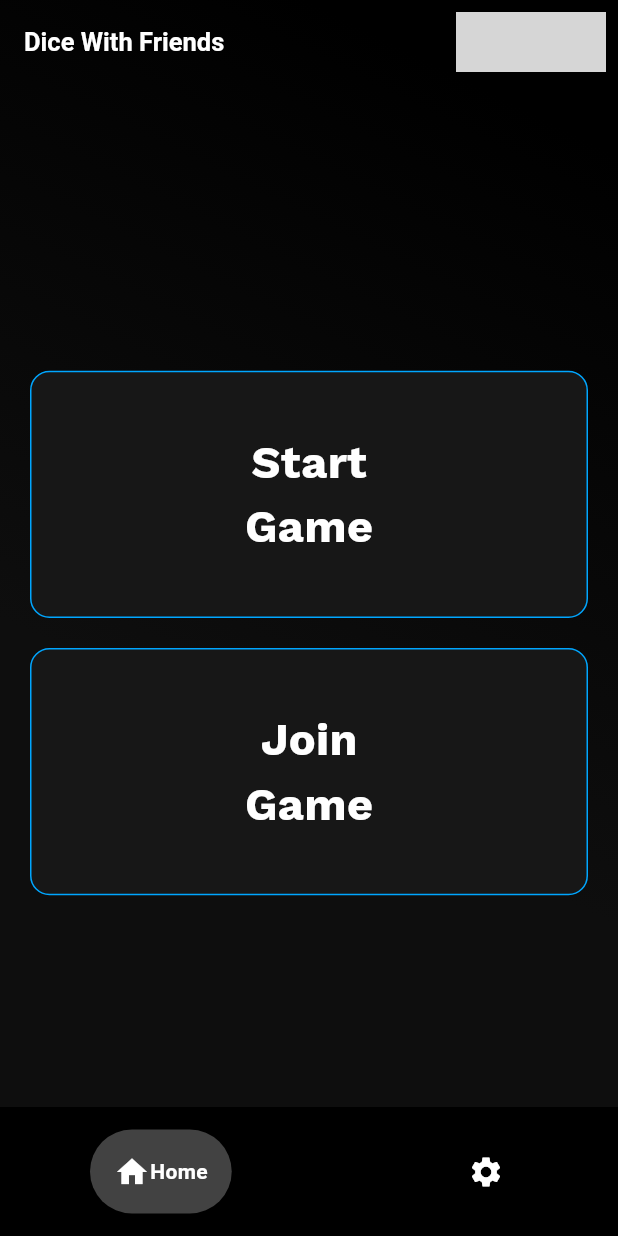
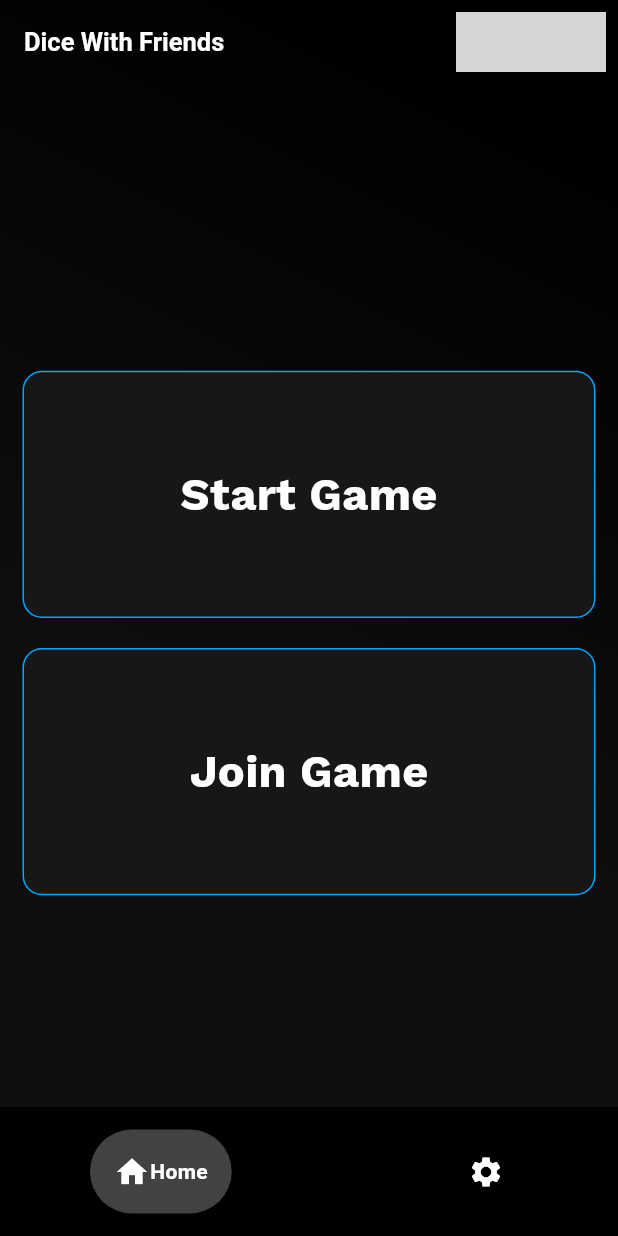
Before and after one commit to AryanRogye/Roll-Amigos, a Flutter app: the screen it shows once a user with an empty profile is signed in, on a phone screen of 412 x 824 dp. Run offline on Flutter 3.47's test engine with Material 3 defaults, Android fonts, the phone set to English and light mode, and no system bars; drawn by our look-alikes of flutter_profile_picture, google_nav_bar; our stand-ins replace cloud_firestore, firebase_auth, firebase_core, google_fonts, google_mobile_ads, shared_preferences and 1 more; missing offline and left inert: tutorial_coach_mark; accounts and stored records are empty; Roboto replaces fonts that are missing (Poppins); grey boxes are pictures that could not be loaded.

Commit message:
the Join Game and Start Game features are updated propery now going to remove usless code from the starting_page.dart file

```diff
--- /dev/null
+++ b/lib/models/my_animated_container.dart
@@ -0,0 +1,89 @@
+import 'package:dice_pt2/themes/const_themes.dart';
+import 'package:flutter/material.dart';
+
+class SizedAnimatedContainer extends StatefulWidget {
+  final double width;
+  //the second width is the width of the container when it is clicked
+  final double secondWidth;
+  final double height;
+  //the second height is the height of the container when it is clicked
+  final double secondHeight;
+  //the child of the container
+  final Widget child;
+  //the text of the container shows up on the top when clicked
+  //shows up in the middle when not clicked
+  final Text text;
+  //the duration of the animation
+  final Duration duration;
+  //the color of the container
+  final Color boxColor;
+
+  const SizedAnimatedContainer({
+    super.key,
+    required this.width,
+    required this.height,
+    this.secondWidth = 300,
+    this.secondHeight = 300,
+    required this.text,
+    required this.child,
+    required this.duration,
+    required this.boxColor,
+  });
+
+  @override
+  State<SizedAnimatedContainer> createState() => _MyContainerState();
+}
+
+class _MyContainerState extends State<SizedAnimatedContainer> {
+  late double boxWidth;
+  late double boxHeight;
+  bool selected = true;
+
+  @override
+  void initState() {
+    super.initState();
+    //setting the starting width and height of the container
+    boxWidth = widget.width;
+    boxHeight = widget.height;
+  }
+
+  void animateBox() {
+    setState(() {
+      selected = !selected;
+      //if the container is clicked, the width and height will be the second width and height
+      boxWidth = selected ? widget.width : widget.secondWidth;
+      boxHeight = selected ? widget.height : widget.secondHeight;
+    });
+  }
+
+  @override
+  Widget build(BuildContext context) {
+    return Padding(
+      padding: const EdgeInsets.symmetric(horizontal: 15.0),
+      child: GestureDetector(
+        //when the container is clicked, the animateBox function will be called
+        onTap: animateBox,
+        child: AnimatedContainer(
+          duration: widget.duration, //the duration of the animation
+          width: boxWidth, //the width of the container
+          height: boxHeight, //the height of the container
+          decoration: constThemes.myBoxDecoration,
+          child: Column(
+            mainAxisAlignment:
+                selected ? MainAxisAlignment.center : MainAxisAlignment.start,
+            children: [
+              Center(
+                child: widget.text,
+              ),
+              if (!selected)
+                Padding(
+                  padding: const EdgeInsets.all(8.0),
+                  child: widget.child,
+                ),
+            ],
+          ),
+        ),
+      ),
+    );
+  }
+}
--- a/lib/models/my_game_start.dart
+++ /dev/null
@@ -1,75 +0,0 @@
-// ignore_for_file: must_be_immutable
-
-import 'package:dice_pt2/themes/const_themes.dart';
-import 'package:flutter/material.dart';
-
-class MyGameStart extends StatefulWidget {
-  String text;
-  Color? colorBackground;
-  void Function() onTapFunction;
-
-  MyGameStart(
-      {super.key,
-      required this.text,
-      required this.colorBackground,
-      required this.onTapFunction});
-
-  @override
-  State<MyGameStart> createState() => _MyGameStartState();
-}
-
-class _MyGameStartState extends State<MyGameStart> {
-  //need to split the text into 2 meaning "Start" and "Game"
-  String firstSplitText = "";
-  String secondSplitText = "";
-
-  @override
-  void initState() {
-    super.initState();
-    List<String> splitText = widget.text.split(" ");
-    setState(() {
-      firstSplitText = splitText[0];
-      secondSplitText = splitText[1];
-    });
-  }
-
-  @override
-  Widget build(BuildContext context) {
-    return GestureDetector(
-      onTap: () {
-        widget.onTapFunction();
-      },
-      child: SingleChildScrollView(
-        child: Padding(
-          padding: const EdgeInsets.symmetric(horizontal: 20),
-          child: Container(
-            decoration: constThemes.myBoxDecoration,
-            width: MediaQuery.of(context).size.width,
-            height: MediaQuery.of(context).size.height * 0.2,
-            child: Column(
-              mainAxisAlignment: MainAxisAlignment.center,
-              children: [
-                Text(
-                  firstSplitText,
-                  style: constThemes.getWorkSansFont(
-                    Colors.white,
-                    30,
-                    FontWeight.bold,
-                  ),
-                ),
-                Text(
-                  secondSplitText,
-                  style: constThemes.getWorkSansFont(
-                    Colors.white,
-                    30,
-                    FontWeight.bold,
-                  ),
-                ),
-              ],
-            ),
-          ),
-        ),
-      ),
-    );
-  }
-}
--- a/lib/models/start_room_entry.dart
+++ b/lib/models/start_room_entry.dart
@@ -1,5 +1,6 @@
 // ignore_for_file: must_be_immutable
 
+import 'package:dice_pt2/themes/const_themes.dart';
 import 'package:flutter/material.dart';
 
 class StartRoomEntry extends StatefulWidget {
@@ -16,12 +17,13 @@ class _StartRoomEntryState extends State<StartRoomEntry> {
   @override
   Widget build(BuildContext context) {
     return TextField(
-      style: const TextStyle(color: Colors.black, fontSize: 20),
+      style: constThemes.getWorkSansFont(Colors.white, 20, FontWeight.normal),
       controller: widget.textfieldController,
       decoration: InputDecoration(
         fillColor: Colors.black12,
         filled: true,
         hintText: widget.hintText,
+        hintStyle: constThemes.hintTextTheme,
         border: OutlineInputBorder(
           borderRadius: BorderRadius.circular(13),
         ),
--- a/lib/pages/view/starting_page.dart
+++ b/lib/pages/view/starting_page.dart
@@ -1,8 +1,9 @@
 // ignore_for_file: no_leading_underscores_for_local_identifiers, avoid_print, unused_local_variable, dead_code, use_build_context_synchronously, non_constant_identifier_names
 import 'package:cloud_firestore/cloud_firestore.dart';
 import 'package:dice_pt2/components/firebase/firebase_functions.dart';
+import 'package:dice_pt2/models/draw_start_game_optioms.dart';
 import 'package:dice_pt2/models/join_room_entry.dart';
-import 'package:dice_pt2/models/my_game_start.dart';
+import 'package:dice_pt2/models/my_animated_container.dart';
 import 'package:dice_pt2/models/start_room_entry.dart';
 import 'package:dice_pt2/pages/view/dice_page.dart';
 import 'package:dice_pt2/themes/const_themes.dart';
@@ -10,6 +11,7 @@ import 'package:flutter/material.dart';
 import 'package:flutter_profile_picture/flutter_profile_picture.dart';
 import 'package:shared_preferences/shared_preferences.dart';
 import 'package:tutorial_coach_mark/tutorial_coach_mark.dart';
+import 'package:dice_pt2/models/draw_join_game_options.dart';
 
 // ignore: must_be_immutable
 class StartingPage extends StatefulWidget {
@@ -98,6 +100,7 @@ class _StartingPageState extends State<StartingPage> {
       decoration: const BoxDecoration(
         gradient: constThemes.linGrad,
       ),
+      child: SingleChildScrollView(
         child: Column(
           children: <Widget>[
             //need to bring the 2 starting room into the center of the screen
@@ -107,21 +110,69 @@ class _StartingPageState extends State<StartingPage> {
             //THIS IS THE MAIN PART OF THE APP
 
             //Button For Starting a Room
-          MyGameStart(
-            text: "Start Game",
-            colorBackground: Colors.blue[50],
-            onTapFunction: showBottomScreenForStartingRoom,
+            // MyGameStart(
+            //   text: "Start Game",
+            //   colorBackground: Colors.blue[50],
+            //   onTapFunction: showBottomScreenForStartingRoom,
+            // ),
+            SizedAnimatedContainer(
+              width: double.infinity,
+              height: MediaQuery.of(context).size.height * 0.2,
+              secondWidth: double.infinity,
+              secondHeight: MediaQuery.of(context).size.height * 0.3,
+              text: Text(
+                "Start Game",
+                style: constThemes.getWorkSansFont(
+                  Colors.white,
+                  30,
+                  FontWeight.bold,
+                ),
+              ),
+              duration: const Duration(milliseconds: 0),
+              boxColor: Colors.grey,
+              child: SingleChildScrollView(
+                child: DrawStartGameOptions(
+                  roomNameController: _RoomNameController,
+                  passwordController: _RoomPasswordController,
+                  drawStartRoomButton: drawStartRoomButton,
+                ),
+              ),
+            ),
+            const SizedBox(height: 20),
+
+            SizedAnimatedContainer(
+              width: double.infinity,
+              height: MediaQuery.of(context).size.height * 0.2,
+              secondWidth: double.infinity,
+              secondHeight: MediaQuery.of(context).size.height * 0.3,
+              text: Text(
+                "Join Game",
+                style: constThemes.getWorkSansFont(
+                  Colors.white,
+                  30,
+                  FontWeight.bold,
+                ),
+              ),
+              duration: const Duration(milliseconds: 0),
+              boxColor: Colors.grey,
+              child: SingleChildScrollView(
+                child: DrawJoinGameOptions(
+                  roomNameController: _RoomNameController,
+                  passwordController: _RoomPasswordController,
+                  drawJoinRoomButton: drawJoinRoomButton,
+                ),
+              ),
             ),
 
             //Button for joining a Room
-          const SizedBox(height: 20),
-          MyGameStart(
-            text: "Join Game",
-            colorBackground: Colors.green[50],
-            onTapFunction: showBottomScreenForJoiningRoom,
-          ),
+            // MyGameStart(
+            //   text: "Join Game",
+            //   colorBackground: Colors.green[50],
+            //   onTapFunction: showBottomScreenForJoiningRoom,
+            // ),
             //End Of the Buttons
           ],
+        ),
       ),
     );
   }
```
Also changed, not shown: lib/models/draw_join_game_options.dart (added, +41 -0 lines), lib/models/draw_start_game_optioms.dart (added, +40 -0 lines), lib/models/join_room_entry.dart (+7 -2 lines). Lines whose indentation alone changed are shown as unchanged.
